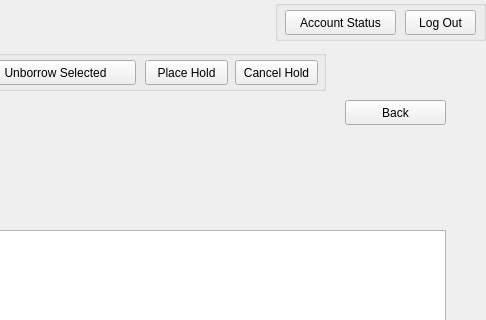
Old version of the form mainwindow.ui in the repository MichelBehnia/COMP3004-group103; both pictures show x 815 to 1301 and y 0 to 320 of the 1301 by 552 pixel window.
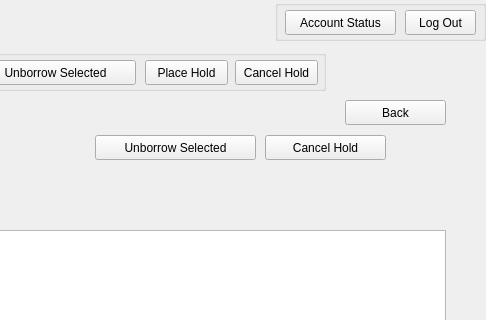
New version of the form. The open tabs and pages were chosen to show the change.

Commit message: Fix: returned unborrow selected btn to account status and added cancel hold btn to account status

```diff
--- a/mainwindow.ui
+++ b/mainwindow.ui
@@ -258,6 +258,33 @@
        <string>Back</string>
       </property>
      </widget>
+     <widget class="QPushButton" name="unborrowSelectedButton_account">
+      <property name="geometry">
+       <rect>
+        <x>900</x>
+        <y>45</y>
+        <width>161</width>
+        <height>25</height>
+       </rect>
+      </property>
+      <property name="text">
+       <string>Unborrow Selected</string>
+      </property>
+     </widget>
+
+     <widget class="QPushButton" name="cancelHoldButton_account">
+      <property name="geometry">
+       <rect>
+        <x>1070</x>
+        <y>45</y>
+        <width>121</width>
+        <height>25</height>
+       </rect>
+      </property>
+      <property name="text">
+       <string>Cancel Hold</string>
+      </property>
+     </widget>
      <widget class="QLabel" name="accountNameLabel">
       <property name="geometry">
        <rect>
```
The commit also changes 1 other file.
